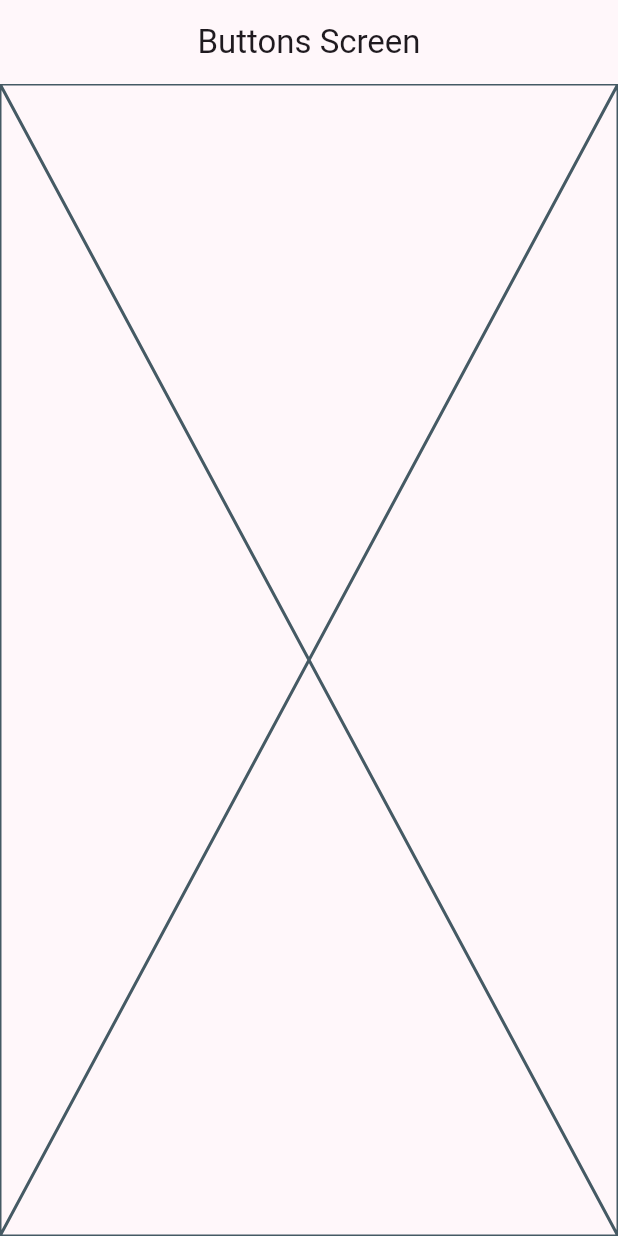
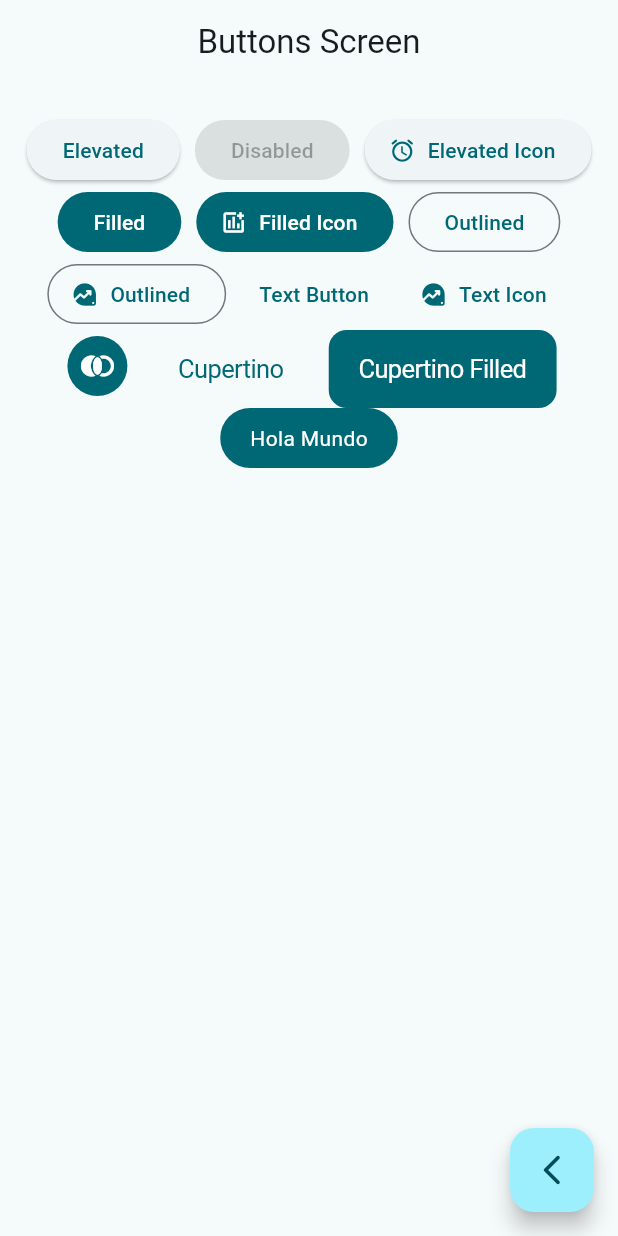
Before and after one commit to SnakeHacKx/widgets_app, a Flutter app: the ButtonsScreen screen opened by its route, on a phone screen of 412 x 824 dp. Run offline on Flutter 3.47's test engine with Material 2 defaults, Android fonts, the phone set to English and light mode, and no system bars; our stand-ins replace go_router.

Commit message:
botones implementados

```diff
--- a/lib/config/theme/app_theme.dart
+++ b/lib/config/theme/app_theme.dart
@@ -7,7 +7,8 @@ const colorList = <Color>[
   Colors.orange,
   Colors.purple,
   Colors.green,
-  Colors.red
+  Colors.red,
+  Colors.white,
 ];
 
 class AppTheme {
--- a/lib/main.dart
+++ b/lib/main.dart
@@ -15,7 +15,7 @@ class MainApp extends StatelessWidget {
     return MaterialApp.router(
       routerConfig: appRouter,
       debugShowCheckedModeBanner: false,
-      theme: AppTheme(selectedColor: 4).getTheme(),
+      theme: AppTheme(selectedColor: 7).getTheme(),
 
     );
   }
--- a/lib/presentation/screens/buttons/buttons_screen.dart
+++ b/lib/presentation/screens/buttons/buttons_screen.dart
@@ -1,4 +1,6 @@
+import 'package:flutter/cupertino.dart';
 import 'package:flutter/material.dart';
+import 'package:go_router/go_router.dart';
 
 class ButtonsScreen extends StatelessWidget {
   static const String name = 'buttons_screen';
@@ -11,7 +13,110 @@ class ButtonsScreen extends StatelessWidget {
       appBar: AppBar(
         title: const Text('Buttons Screen'),
       ),
-      body: const Placeholder(),
+      body: _ButtonsView(),
+      floatingActionButton: FloatingActionButton(
+        child: const Icon(Icons.arrow_back_ios_new_rounded),
+        onPressed: () {
+          context.pop();
+        },
+      ),
     );
   }
 }
+
+class _ButtonsView extends StatelessWidget {
+  @override
+  Widget build(BuildContext context) {
+    final colors = Theme.of(context).colorScheme;
+
+    return SizedBox(
+      width: double.infinity,
+      child: Padding(
+        padding: const EdgeInsets.symmetric(horizontal: 10, vertical: 20),
+        child: Wrap(
+          spacing: 10,
+          alignment: WrapAlignment.center,
+          children: [
+            ElevatedButton(
+              onPressed: () {},
+              child: const Text('Elevated'),
+            ),
+            const ElevatedButton(
+              onPressed: null,
+              child: Text('Disabled'),
+            ),
+            ElevatedButton.icon(
+                onPressed: () {},
+                label: const Text('Elevated Icon'),
+                icon: const Icon(Icons.access_alarm_rounded)),
+            FilledButton(
+              onPressed: () {},
+              child: const Text('Filled'),
+            ),
+            FilledButton.icon(
+              onPressed: () {},
+              icon: const Icon(Icons.add_chart_outlined),
+              label: const Text('Filled Icon'),
+            ),
+            OutlinedButton(onPressed: () {}, child: const Text('Outlined')),
+            OutlinedButton.icon(
+              onPressed: () {},
+              label: const Text('Outlined'),
+              icon: const Icon(Icons.data_exploration_rounded),
+            ),
+            TextButton(
+              onPressed: () {},
+              child: const Text('Text Button'),
+            ),
+            TextButton.icon(
+              onPressed: () {},
+              label: const Text('Text Icon'),
+              icon: const Icon(Icons.data_exploration_rounded),
+            ),
+            IconButton(
+              onPressed: () {},
+              icon: const Icon(Icons.join_left),
+              style: ButtonStyle(
+                backgroundColor: MaterialStatePropertyAll(colors.primary),
+                iconColor: const MaterialStatePropertyAll(Colors.white),
+              ),
+            ),
+            CupertinoButton(
+              onPressed: () {},
+              child: const Text('Cupertino'),
+            ),
+            CupertinoButton.filled(
+              onPressed: () {},
+              child: const Text('Cupertino Filled'),
+            ),
+            const CustomButton(),
+          ],
+        ),
+      ),
+    );
+  }
+}
+
+class CustomButton extends StatelessWidget {
+  const CustomButton({super.key});
+
+  @override
+  Widget build(BuildContext context) {
+    final colors = Theme.of(context).colorScheme;
+
+    return ClipRRect(
+      borderRadius: BorderRadius.circular(20),
+      child: Material(
+        color: colors.primary,
+        child: InkWell(
+          onTap: () {},
+          child: Padding(
+            padding: const EdgeInsets.symmetric(horizontal: 20, vertical: 10),
+            child:
+                const Text('Hola Mundo', style: TextStyle(color: Colors.white)),
+          ),
+        ),
+      ),
+    );
+  }
+}
--- a/lib/presentation/screens/home/home_screen.dart
+++ b/lib/presentation/screens/home/home_screen.dart
@@ -51,7 +51,8 @@ class _CustomListTile extends StatelessWidget {
       title: Text(menuItem.title),
       subtitle: Text(menuItem.subTitle),
       onTap: () {
-        context.pushNamed(CardsScreen.name);
+        // context.pushNamed(CardsScreen.name);
+        context.push(menuItem.link);
       },
     );
   }
```
